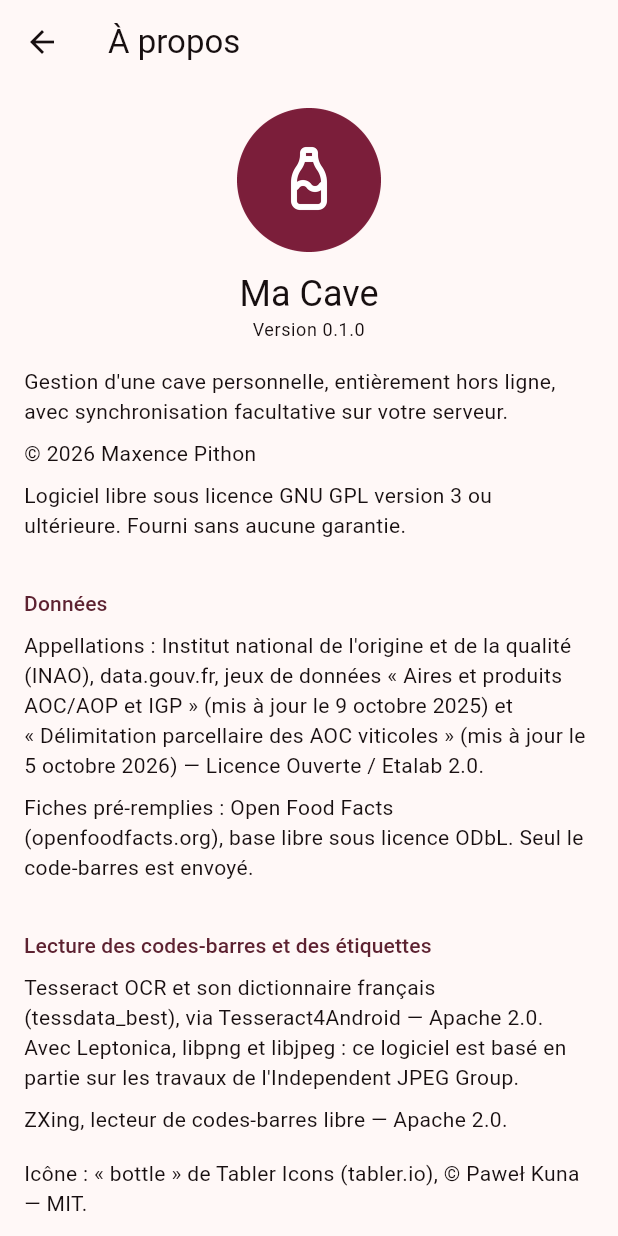
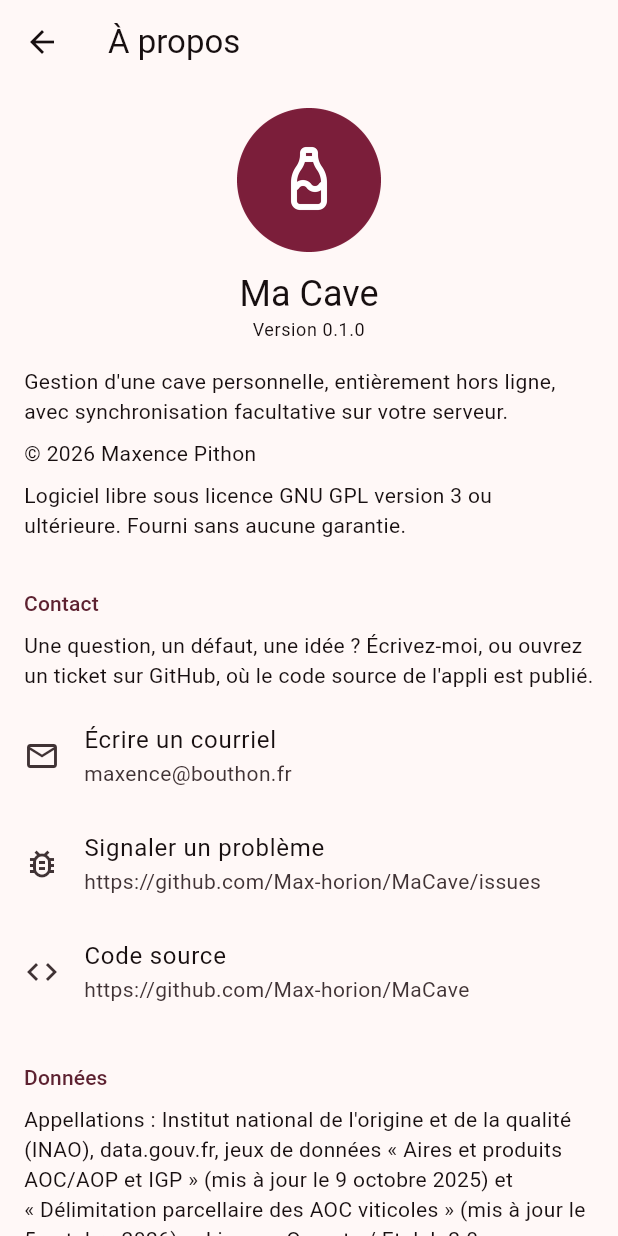
Before and after one commit to Max-horion/MaCave, a Flutter app: the AboutScreen screen opened directly, on a phone screen of 412 x 824 dp. Run offline on Flutter 3.47's test engine with Material 3 defaults, Android fonts, the phone set to English and light mode, and no system bars; our stand-ins replace camera, connectivity_plus, drift, drift_flutter, file_picker, flutter_riverpod and 4 more; missing offline and left inert: sqlite3; accounts and stored records are empty; generated files the repository leaves out were written again; statements that could not run were skipped.

Commit message:
Lot 10 : contact dans À propos ; lots 8 et 9 clos
Courriel, tickets GitHub et code source ouverts par url_launcher ;
adresse copiée si aucune appli ne sait l'ouvrir.

Co-Authored-By: Claude Opus 5.5 <noreply@anthropic.com>

```diff
--- a/lib/features/settings/about_screen.dart
+++ b/lib/features/settings/about_screen.dart
@@ -1,13 +1,33 @@
 import 'package:flutter/material.dart';
+import 'package:flutter/services.dart';
 import 'package:flutter_riverpod/flutter_riverpod.dart';
 import 'package:package_info_plus/package_info_plus.dart';
+import 'package:url_launcher/url_launcher.dart';
 
 import '../../l10n/app_localizations.dart';
 import '../../ui/layout.dart';
+import '../../ui/widgets.dart';
 
 /// Version de l'appli (« 0.1.0 ») ; remplacée dans les tests.
 final appVersionProvider = FutureProvider<String>(
   (ref) async => (await PackageInfo.fromPlatform()).version,
+);
+
+/// Dépôt du code source et adresse de retour (diffusion 1.0.0, lot 10).
+const sourceUrl = 'https://github.com/Max-horion/MaCave';
+const issuesUrl = '$sourceUrl/issues';
+const feedbackEmail = 'maxence@bouthon.fr';
+
+/// Ouvre un lien dans le navigateur ou la messagerie de l'appareil ; rend
+/// faux si aucune appli ne sait l'ouvrir. Remplacé dans les tests.
+final linkLauncherProvider = Provider<Future<bool> Function(Uri)>(
+  (ref) => (uri) async {
+    try {
+      return await launchUrl(uri, mode: LaunchMode.externalApplication);
+    } on PlatformException {
+      return false;
+    }
+  },
 );
 
 /// Écran « À propos » : version, licence, sources à citer (INAO, Open Food
@@ -33,6 +53,19 @@ class AboutScreen extends ConsumerWidget {
     );
     Widget paragraph(String text) =>
         Padding(padding: const EdgeInsets.only(bottom: 8), child: Text(text));
+    // Lien ouvert dans le navigateur ou la messagerie ; à défaut (aucune
+    // appli pour l'ouvrir), l'adresse est copiée.
+    Widget link(IconData icon, String title, String shown, Uri uri) => ListTile(
+      contentPadding: EdgeInsets.zero,
+      leading: Icon(icon),
+      title: Text(title),
+      subtitle: Text(shown),
+      onTap: () async {
+        if (await ref.read(linkLauncherProvider)(uri)) return;
+        await Clipboard.setData(ClipboardData(text: shown));
+        if (context.mounted) showMessage(context, l10n.aboutLinkCopied);
+      },
+    );
 
     return Scaffold(
       appBar: AppBar(title: Text(l10n.aboutTitle)),
@@ -64,6 +97,26 @@ class AboutScreen extends ConsumerWidget {
             paragraph(l10n.aboutDescription),
             paragraph(l10n.aboutCopyright),
             paragraph(l10n.aboutLicense),
+            section(l10n.aboutContact),
+            paragraph(l10n.aboutContactText),
+            link(
+              Icons.mail_outline,
+              l10n.aboutEmail,
+              feedbackEmail,
+              Uri(
+                scheme: 'mailto',
+                path: feedbackEmail,
+                query:
+                    'subject=${Uri.encodeComponent([l10n.appTitle, ?version].join(' '))}',
+              ),
+            ),
+            link(
+              Icons.bug_report_outlined,
+              l10n.aboutIssues,
+              issuesUrl,
+              Uri.parse(issuesUrl),
+            ),
+            link(Icons.code, l10n.aboutSource, sourceUrl, Uri.parse(sourceUrl)),
             section(l10n.aboutData),
             paragraph(l10n.aboutInao),
             paragraph(l10n.aboutOff),
--- a/lib/l10n/app_fr.arb
+++ b/lib/l10n/app_fr.arb
@@ -2392,6 +2392,30 @@
   "@aboutLicense": {
     "description": "Licence de l'appli."
   },
+  "aboutContact": "Contact",
+  "@aboutContact": {
+    "description": "À propos : rubrique des liens de contact."
+  },
+  "aboutContactText": "Une question, un défaut, une idée ? Écrivez-moi, ou ouvrez un ticket sur GitHub, où le code source de l'appli est publié.",
+  "@aboutContactText": {
+    "description": "À propos : invitation à faire un retour."
+  },
+  "aboutEmail": "Écrire un courriel",
+  "@aboutEmail": {
+    "description": "À propos : lien vers la messagerie (adresse de l'auteur affichée dessous)."
+  },
+  "aboutIssues": "Signaler un problème",
+  "@aboutIssues": {
+    "description": "À propos : lien vers les tickets GitHub."
+  },
+  "aboutSource": "Code source",
+  "@aboutSource": {
+    "description": "À propos : lien vers le dépôt GitHub."
+  },
+  "aboutLinkCopied": "Aucune appli pour l'ouvrir : adresse copiée.",
+  "@aboutLinkCopied": {
+    "description": "À propos : le lien n'a pas pu être ouvert, son adresse est copiée dans le presse-papiers."
+  },
   "aboutData": "Données",
   "@aboutData": {
     "description": "À propos : rubrique des sources de données."
--- a/lib/l10n/app_localizations.dart
+++ b/lib/l10n/app_localizations.dart
@@ -2980,6 +2980,42 @@ abstract class AppLocalizations {
   /// **'Logiciel libre sous licence GNU GPL version 3 ou ultérieure. Fourni sans aucune garantie.'**
   String get aboutLicense;
 
+  /// À propos : rubrique des liens de contact.
+  ///
+  /// In fr, this message translates to:
+  /// **'Contact'**
+  String get aboutContact;
+
+  /// À propos : invitation à faire un retour.
+  ///
+  /// In fr, this message translates to:
+  /// **'Une question, un défaut, une idée ? Écrivez-moi, ou ouvrez un ticket sur GitHub, où le code source de l\'appli est publié.'**
+  String get aboutContactText;
+
+  /// À propos : lien vers la messagerie (adresse de l'auteur affichée dessous).
+  ///
+  /// In fr, this message translates to:
+  /// **'Écrire un courriel'**
+  String get aboutEmail;
+
+  /// À propos : lien vers les tickets GitHub.
+  ///
+  /// In fr, this message translates to:
+  /// **'Signaler un problème'**
+  String get aboutIssues;
+
+  /// À propos : lien vers le dépôt GitHub.
+  ///
+  /// In fr, this message translates to:
+  /// **'Code source'**
+  String get aboutSource;
+
+  /// À propos : le lien n'a pas pu être ouvert, son adresse est copiée dans le presse-papiers.
+  ///
+  /// In fr, this message translates to:
+  /// **'Aucune appli pour l\'ouvrir : adresse copiée.'**
+  String get aboutLinkCopied;
+
   /// À propos : rubrique des sources de données.
   ///
   /// In fr, this message translates to:
--- a/lib/l10n/app_localizations_fr.dart
+++ b/lib/l10n/app_localizations_fr.dart
@@ -1942,6 +1942,25 @@ class AppLocalizationsFr extends AppLocalizations {
       'Logiciel libre sous licence GNU GPL version 3 ou ultérieure. Fourni sans aucune garantie.';
 
   @override
+  String get aboutContact => 'Contact';
+
+  @override
+  String get aboutContactText =>
+      'Une question, un défaut, une idée ? Écrivez-moi, ou ouvrez un ticket sur GitHub, où le code source de l\'appli est publié.';
+
+  @override
+  String get aboutEmail => 'Écrire un courriel';
+
+  @override
+  String get aboutIssues => 'Signaler un problème';
+
+  @override
+  String get aboutSource => 'Code source';
+
+  @override
+  String get aboutLinkCopied => 'Aucune appli pour l\'ouvrir : adresse copiée.';
+
+  @override
   String get aboutData => 'Données';
 
   @override
--- a/pubspec.yaml
+++ b/pubspec.yaml
@@ -47,6 +47,7 @@ dependencies:
   share_plus: ^13.3.1
   shared_preferences: ^2.5.5
   sqlite3: ^3.5.2
+  url_launcher: ^6.3.3
   uuid: ^4.6.0
 
 dev_dependencies:
```
Also changed, not shown: pubspec.lock, 6 other files.
